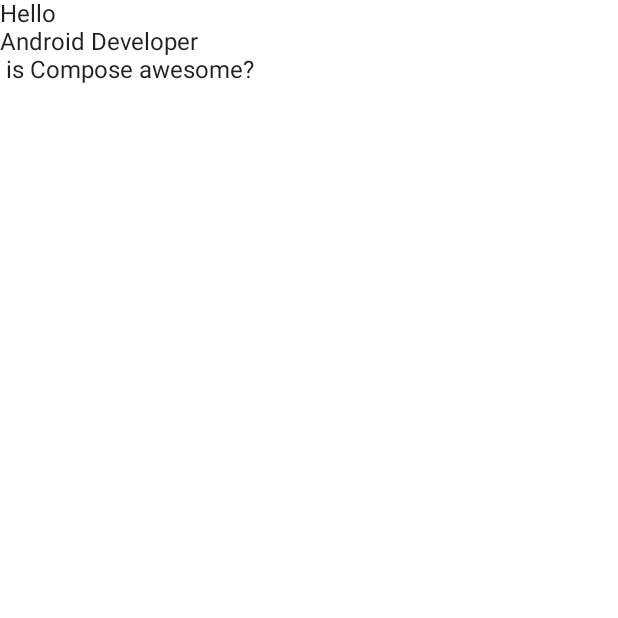
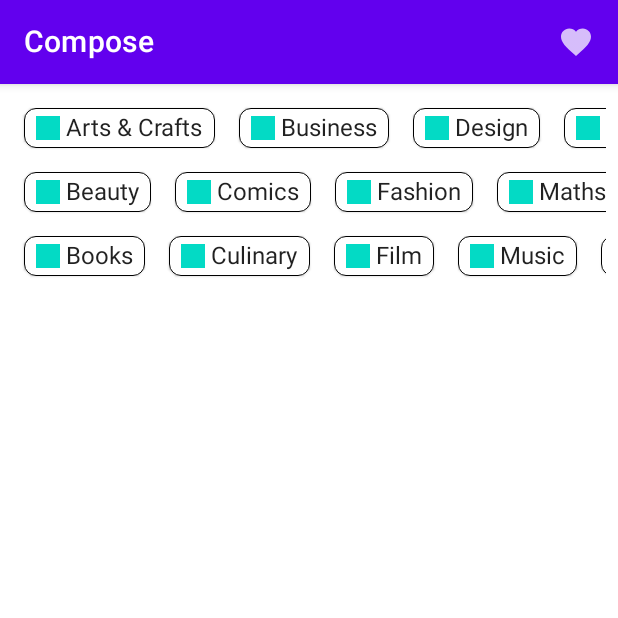
Before and after one commit to virendersran01/ComposeApp, an Android app built with Jetpack Compose: the screen it shows after launch (MainActivity before the commit, MainActivity2 after it), on a phone screen of 412 x 824 dp, the top half of it. Run offline under Robolectric (Android 15) with nearby library versions, the phone set to English and light mode, and no system bars; pictures from the network do not load.

Commit message:
Done Section 8 complexLayouts. Practics Jetpack Compose Layouts codelabs. https://developer.android.com/codelabs/jetpack-compose-layouts?continue=https%3A%2F%2Fdeveloper.android.com%2Fcourses%2Fpathways%2Fcompose%23codelab-https%3A%2F%2Fdeveloper.android.com%2Fcodelabs%2Fjetpack-compose-layouts#4

```diff
--- a/app/build.gradle
+++ b/app/build.gradle
@@ -62,4 +62,10 @@ dependencies {
     androidTestImplementation 'androidx.test.espresso:espresso-core:3.4.0'
     androidTestImplementation "androidx.compose.ui:ui-test-junit4:$compose_version"
     debugImplementation "androidx.compose.ui:ui-tooling:$compose_version"
+
+    // For more icons
+    implementation "androidx.compose.material:material-icons-extended:$compose_version"
+
+    // Coil For Image Loading
+    implementation 'io.coil-kt:coil-compose:1.3.0'
 }
--- /dev/null
+++ b/app/src/main/java/com/virtualstudios/composeapp/MainActivity2.kt
@@ -0,0 +1,330 @@
+package com.virtualstudios.composeapp
+
+import android.os.Bundle
+import androidx.activity.ComponentActivity
+import androidx.activity.compose.setContent
+import androidx.compose.foundation.*
+import androidx.compose.foundation.layout.*
+import androidx.compose.foundation.lazy.LazyColumn
+import androidx.compose.foundation.lazy.rememberLazyListState
+import androidx.compose.foundation.shape.RoundedCornerShape
+import androidx.compose.material.*
+import androidx.compose.material.icons.Icons
+import androidx.compose.material.icons.filled.Favorite
+import androidx.compose.runtime.Composable
+import androidx.compose.runtime.rememberCoroutineScope
+import androidx.compose.ui.Alignment
+import androidx.compose.ui.Modifier
+import androidx.compose.ui.graphics.Color
+import androidx.compose.ui.layout.Layout
+import androidx.compose.ui.tooling.preview.Preview
+import androidx.compose.ui.unit.Dp
+import androidx.compose.ui.unit.dp
+import androidx.compose.ui.unit.max
+import coil.annotation.ExperimentalCoilApi
+import coil.compose.rememberImagePainter
+import com.google.android.material.chip.Chip
+import com.virtualstudios.composeapp.ui.theme.ComposeAppTheme
+import kotlinx.coroutines.launch
+import kotlin.math.max
+
+
+class MainActivity2 : ComponentActivity() {
+    override fun onCreate(savedInstanceState: Bundle?) {
+        super.onCreate(savedInstanceState)
+        setContent {
+            App {
+                ScaffoldApp()
+            }
+        }
+    }
+}
+
+@Composable
+fun App(content: @Composable () -> Unit) {
+    ComposeAppTheme() {
+        content()
+    }
+}
+
+@Preview
+@Composable
+fun PreviewApp() {
+    App {
+        ScaffoldApp()
+    }
+}
+
+@OptIn(ExperimentalCoilApi::class)
+@Composable
+fun ScaffoldApp() {
+    Scaffold(
+        topBar = {
+            TopAppBar(
+                title = {
+                    Text(text = "Compose")
+                },
+                actions = {
+                    IconButton(onClick = { /*TODO*/ }) {
+                        Icon(Icons.Filled.Favorite, contentDescription = "Fav")
+                    }
+                }
+            )
+        }
+    ) { innerPadding ->
+     AppContent(
+         Modifier
+             .padding(innerPadding)
+             .padding(8.dp))
+    }
+}
+
+@ExperimentalCoilApi
+@Composable
+fun AppContent(modifier: Modifier = Modifier) {
+//    Column(modifier = modifier.padding(16.dp)) {
+//        DisplayText(text = "Android")
+//        DisplayText(text = "Kotlin")
+//        DisplayText(text = "Compose UI is Awesome")
+//    }
+    //SimpleList()
+    //LazyList()
+   // ScrollingList()
+//    MyOwnColumn(modifier = modifier.padding(8.dp)) {
+//        Text(text = "Android")
+//        Text(text = "Kotlin")
+//        Text(text = "Compose is awesome")
+//    }
+
+    StaggeredGridViewScrollable(modifier = modifier)
+}
+
+@Composable
+fun DisplayText(text: String) {
+    Text(
+        text = text
+    )
+}
+
+@Composable
+fun SimpleList() {
+    val scrollState = rememberScrollState()
+    Column(Modifier.verticalScroll(scrollState)) {
+        repeat(100){
+            DisplayText(text = "Android $it")
+        }
+    }
+}
+
+@ExperimentalCoilApi
+@Composable
+fun LazyList() {
+    val scrollState = rememberLazyListState()
+    LazyColumn(state = scrollState){
+        items(100){
+          //  DisplayText(text = "Android $it")
+            ImageListItem(index = it)
+        }
+    }
+}
+
+@ExperimentalCoilApi
+@Composable
+fun ImageListItem(index: Int) {
+    Row(verticalAlignment = Alignment.CenterVertically,
+        modifier = Modifier.fillMaxWidth()
+    ) {
+        Image(
+            painter = rememberImagePainter(
+                data = "https://developer.android.com/images/brand/Android_Robot.png"
+        ),
+            contentDescription = "Android Logo",
+            modifier = Modifier.size(50.dp)
+        )
+        Spacer(modifier = Modifier.width(10.dp))
+        Text(text = "Item #$index", style = MaterialTheme.typography.subtitle1)
+    }
+}
+
+@Composable
+fun ScrollingList() {
+    val listSize = 100
+    val scrollState = rememberLazyListState()
+    val coroutineScope = rememberCoroutineScope()
+
+    Column() {
+        Row(
+            Modifier
+                .fillMaxWidth()
+                .padding(8.dp)) {
+            Button(onClick = {
+                coroutineScope.launch {
+                    scrollState.animateScrollToItem(0)
+                }
+            },
+                modifier = Modifier.weight(1f)
+            ) {
+                Text(text = "Scroll To Top")
+            }
+
+            Spacer(modifier = Modifier.width(8.dp))
+
+            Button(onClick = {
+                coroutineScope.launch {
+                    scrollState.animateScrollToItem(listSize -1)
+                }
+            },
+                modifier = Modifier.weight(1f)
+            ) {
+                Text(text = "Scroll To Bottom")
+            }
+
+        }
+
+        LazyColumn(state = scrollState){
+            items(100){
+                ImageListItem(index = it)
+            }
+        }
+
+    }
+
+}
+
+@Composable
+fun MyOwnColumn(
+    modifier: Modifier,
+    content: @Composable () -> Unit
+) {
+    Layout(
+        modifier = modifier,
+        content = content
+    ){ measurables, constraints ->
+        val placeables = measurables.map { measurable ->
+            measurable.measure(constraints)
+        }
+
+        var yPosition = 0
+
+        layout(constraints.maxWidth, constraints.maxHeight){
+            placeables.forEach{ placeable ->
+                placeable.placeRelative(x=0, y= yPosition)
+                yPosition += placeable.height
+            }
+        }
+    }
+}
+
+@Composable
+fun StaggeredGrid(
+    modifier: Modifier = Modifier,
+    rows: Int = 3,
+    content: @Composable () -> Unit
+) {
+
+    Layout(
+        modifier = modifier,
+        content = content
+    ){ measurables, constraints ->
+
+        val rowWidths = IntArray(rows){ 0 }
+        val rowHeights = IntArray(rows){ 0 }
+
+        val placeables = measurables.mapIndexed{index, measurable ->
+            val placeable = measurable.measure(constraints = constraints)
+
+            val row = index % rows
+            rowWidths[row] += placeable.width
+            rowHeights[row] = max(rowHeights[row], placeable.height)
+
+            placeable
+        }
+
+        val width = rowWidths.maxOrNull()
+            ?.coerceIn(constraints.minWidth.rangeTo(constraints.maxWidth)) ?: constraints.minWidth
+
+        val height = rowHeights.sumOf { it }
+            .coerceIn(constraints.minHeight.rangeTo(constraints.maxHeight))
+
+        val rowY = IntArray(rows){ 0 }
+        for (i in 1 until rows){
+            rowY[i] = rowY[i-1] + rowHeights[i-1]
+        }
+
+        layout(width = width, height = height){
+            val rowX = IntArray(rows){ 0 }
+            placeables.forEachIndexed{index, placeable ->
+                val row = index % rows
+                placeable.placeRelative(
+                    x = rowX[row],
+                    y = rowY[row]
+                )
+                rowX[row] += placeable.width
+            }
+        }
+    }
+}
+
+@Composable
+fun Chip(modifier: Modifier = Modifier, text: String) {
+    Card(
+        modifier = modifier,
+        border = BorderStroke(color = Color.Black, width = Dp.Hairline),
+        shape = RoundedCornerShape(8.dp)
+    ) {
+        Row(
+            modifier = Modifier.padding(start = 8.dp, top = 4.dp, end = 8.dp, bottom = 4.dp),
+            verticalAlignment = Alignment.CenterVertically
+        ) {
+            Box(modifier = Modifier
+                .size(16.dp, 16.dp)
+                .background(color = MaterialTheme.colors.secondary))
+            Spacer(Modifier.width(4.dp))
+            Text(text = text)
+        }
+    }
+}
+
+@Preview
+@Composable
+fun PreviewChip() {
+    ComposeAppTheme() {
+        Chip(text = "hi there")
+    }
+
+}
+
+val topics = listOf(
+    "Arts & Crafts", "Beauty", "Books", "Business", "Comics", "Culinary",
+    "Design", "Fashion", "Film", "History", "Maths", "Music", "People", "Philosophy",
+    "Religion", "Social sciences", "Technology", "TV", "Writing"
+)
+
+@Composable
+fun StaggeredGridView(modifier: Modifier = Modifier) {
+    StaggeredGrid(modifier = modifier, rows = 5) {
+        for (topic in topics) {
+            Chip(modifier = Modifier.padding(8.dp), text = topic)
+        }
+    }
+}
+
+@Composable
+fun StaggeredGridViewScrollable(modifier: Modifier = Modifier) {
+    Row(modifier = modifier.horizontalScroll(rememberScrollState())) {
+        StaggeredGrid{
+            for (topic in topics) {
+                Chip(modifier = Modifier.padding(8.dp), text = topic)
+            }
+        }
+    }
+
+}
+
+@Preview
+@Composable
+fun StaggeredGridViewPreview() {
+  ComposeAppTheme() {
+      StaggeredGridView()
+    }
+}
--- a/app/src/main/res/values/strings.xml
+++ b/app/src/main/res/values/strings.xml
@@ -1,3 +1,4 @@
 <resources>
     <string name="app_name">ComposeApp</string>
+    <string name="title_activity_main2">MainActivity2</string>
 </resources>
```
Also changed, not shown: app/src/main/AndroidManifest.xml (+9 -2 lines).
